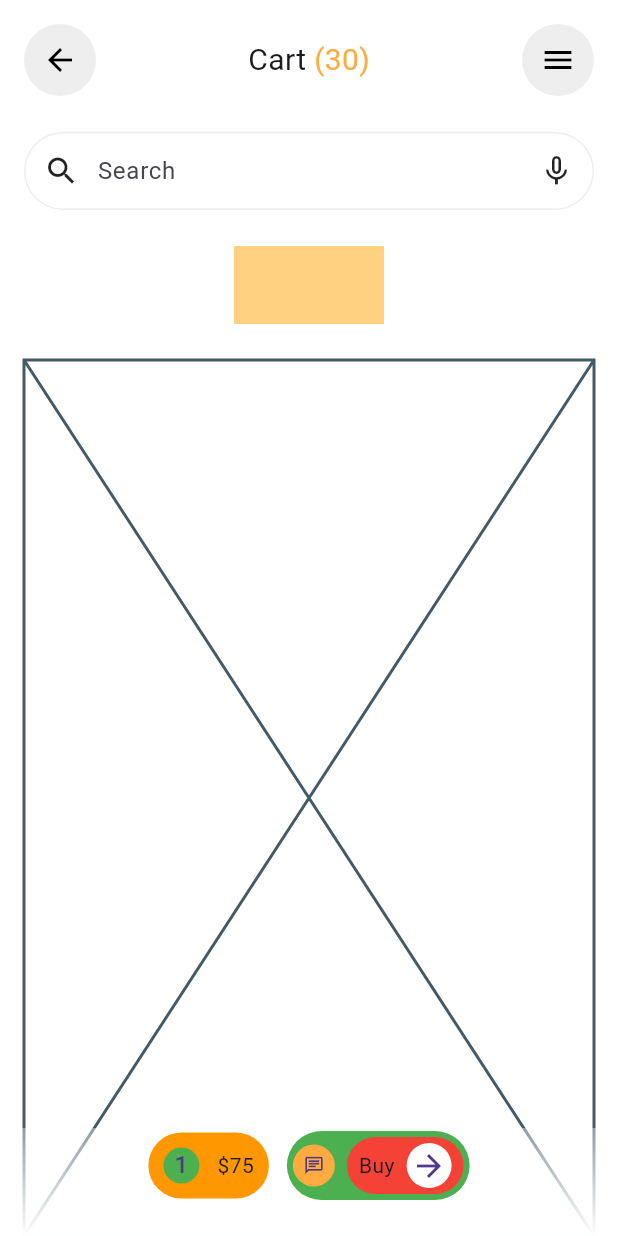
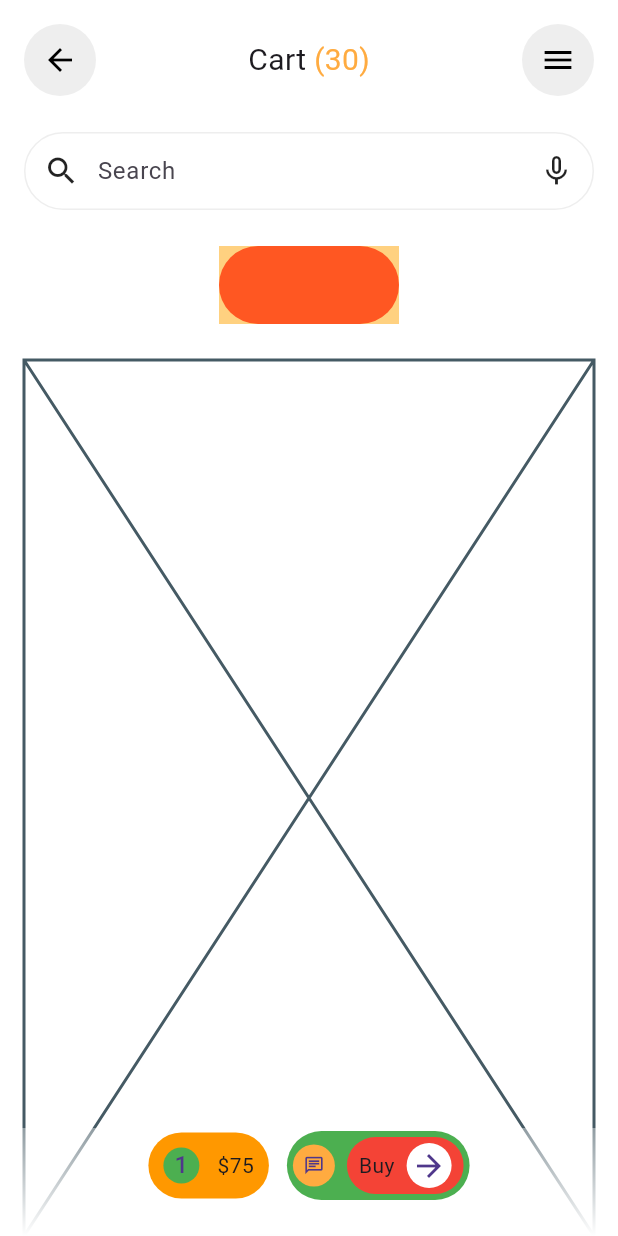
Before and after one commit to JAICHANGPARK/flutter_notebook_chapter_43, a Flutter app: the MarketplaceCartPage screen opened directly, on a phone screen of 412 x 824 dp. Run offline on Flutter 3.47's test engine with Material 3 defaults, Android fonts, the phone set to English and light mode, and no system bars; our stand-ins replace gap, hugeicons.

Commit message:
Update marketplace_cart_page.dart

```diff
--- a/lib/ep2168_marketplace_app/ui/marketplace_cart_page.dart
+++ b/lib/ep2168_marketplace_app/ui/marketplace_cart_page.dart
@@ -97,11 +97,12 @@ class _MarketplaceCartPageState extends State<MarketplaceCartPage> {
                       mainAxisSize: MainAxisSize.min,
                       children: [
                         Container(
-                          width: 100,
+                          width: 120,
                           decoration: ShapeDecoration(
                             shape: StadiumBorder(),
+                            color: Colors.deepOrange,
                           ),
-                        )
+                        ),
                       ],
                     ),
                   ),
```
